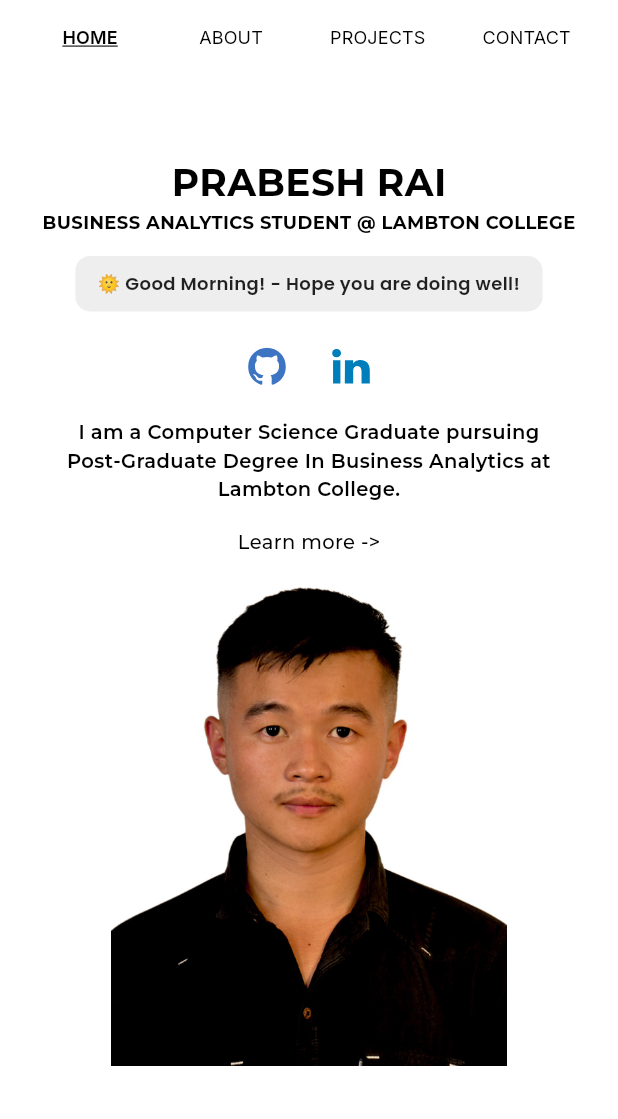
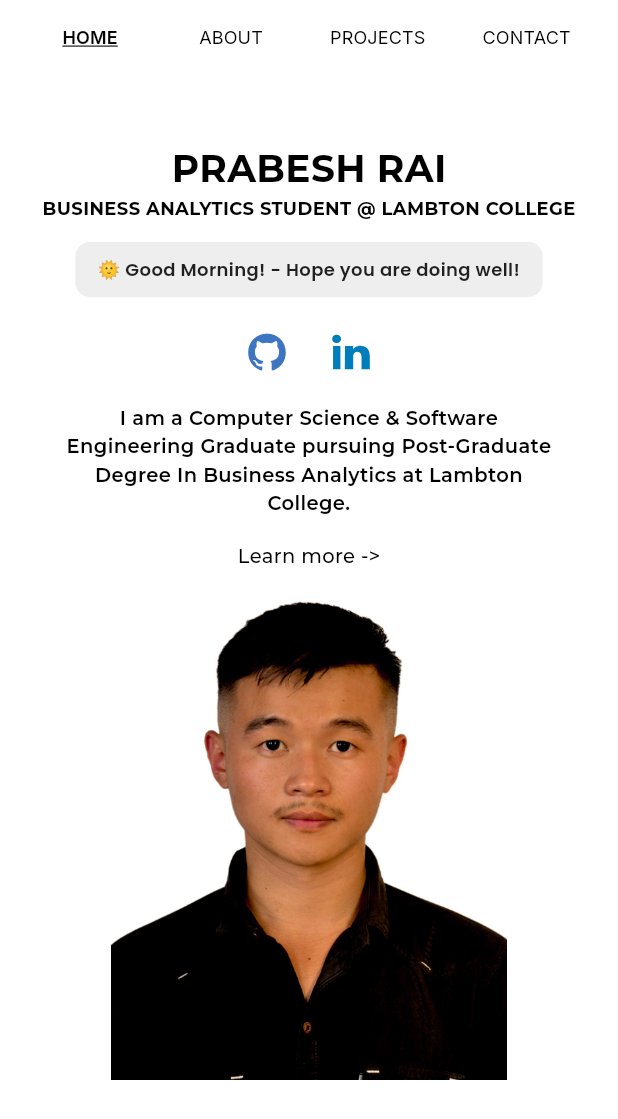
Before and after one commit to Prabesh789/Website, a Flutter app: the screen it shows after launch, on a phone screen of 412 x 824 dp. Shown: the top 1119 px of the screen. Run offline on Flutter 3.47's test engine with Material 3 defaults, Android fonts, the light colour scheme and no system bars; drawn by our look-alikes of scrollable_positioned_list; our stand-ins replace auto_route, flutter_svg, google_fonts, responsive_builder; missing offline and left inert: font_awesome_icon_class.

Commit message:
update: text upadated for about section and home section.

```diff
--- a/lib/presentation/views/desktop_view/about/about_section.dart
+++ b/lib/presentation/views/desktop_view/about/about_section.dart
@@ -52,7 +52,7 @@ class _AboutSectionState extends State<AboutSection> {
             child: SizedBox(
               width: width * 0.5,
               child: Text(
-                "I hold a Bachelor's degree in Computer Science & Engineering from the University of Bedfordshire (2022). "
+                "I hold a Bachelor's degree in Computer Science & Software Engineering from the University of Bedfordshire (2022). "
                 "With experience in mobile app development, I specialize in building applications using Flutter and Dart.",
                 style: GoogleFonts.lato(
                   fontSize: MediaQuery.of(context).size.width > 760 ? 16 : 13,
--- a/lib/presentation/views/desktop_view/home_section/home_section.dart
+++ b/lib/presentation/views/desktop_view/home_section/home_section.dart
@@ -200,7 +200,7 @@ class _OverviewState extends State<Overview>
 
         // About Section
         Text(
-          "I am a Computer Science Graduate pursuing \nPost-Graduate In Business Analytics at Lambton College.",
+          "I am a Computer Science & Software Engineering Graduate pursuing \nPost-Graduate In Business Analytics at Lambton College.",
           style: GoogleFonts.lato(
             fontSize: 14,
             fontWeight: FontWeight.w400,
--- a/lib/presentation/views/mobille_view/mobile_about_section/mobile_about_section.dart
+++ b/lib/presentation/views/mobille_view/mobile_about_section/mobile_about_section.dart
@@ -53,7 +53,7 @@ class _MobileAboutSectionState extends State<MobileAboutSection> {
             child: SizedBox(
               width: width * 0.8,
               child: Text(
-                "I hold a Bachelor's degree in Computer Science & Engineering from the University of Bedfordshire (2022). "
+                "I hold a Bachelor's degree in Computer Science & Software Engineering from the University of Bedfordshire (2022). "
                 "With experience in mobile app development, I specialize in building applications using Flutter and Dart.",
                 style: GoogleFonts.lato(
                   fontSize: 14,
--- a/lib/presentation/views/mobille_view/mobile_home_section/mobile_home_screen.dart
+++ b/lib/presentation/views/mobille_view/mobile_home_section/mobile_home_screen.dart
@@ -181,7 +181,7 @@ class _OverviewState extends State<Overview>
         SizedBox(
           width: widget.width * 0.8,
           child: Text(
-            "I am a Computer Science Graduate pursuing Post-Graduate Degree In Business Analytics at Lambton College.",
+            "I am a Computer Science & Software Engineering Graduate pursuing Post-Graduate Degree In Business Analytics at Lambton College.",
             style: TextStyle(fontSize: 13, fontWeight: FontWeight.w600),
             textAlign: TextAlign.center, // Aligns the text properly
           ),
```
